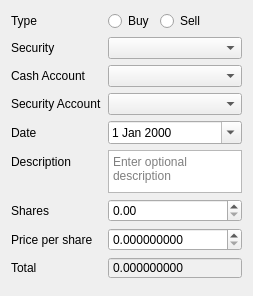
First picture: the form in src/views/ui_files/dialogs/security_transaction_dialog.ui, repository JakubFranek/Kapytal, before the edit.
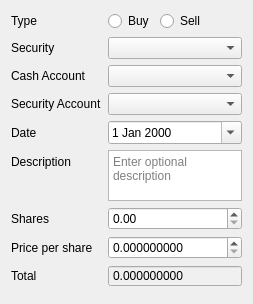
Second picture: the form after the edit.

What changed in the file:
```diff
--- a/src/views/ui_files/dialogs/security_transaction_dialog.ui
+++ b/src/views/ui_files/dialogs/security_transaction_dialog.ui
@@ -9,8 +9,8 @@
    <rect>
     <x>0</x>
     <y>0</y>
-    <width>239</width>
-    <height>296</height>
+    <width>248</width>
+    <height>304</height>
    </rect>
   </property>
   <property name="sizePolicy">
```
Left out of the diff: 4 changed lines with no effect on the pictures.
